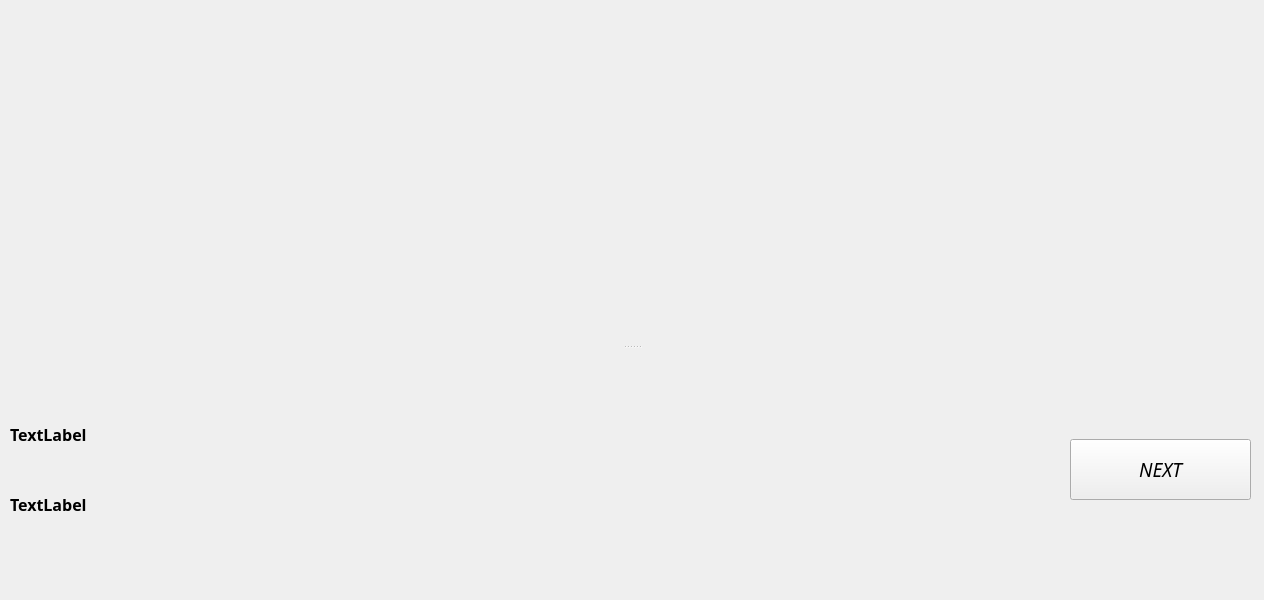
The window that warCPP/mapwindow.ui (jcambray/ProjetWarCPP) describes before a commit, drawn with Qt 5.
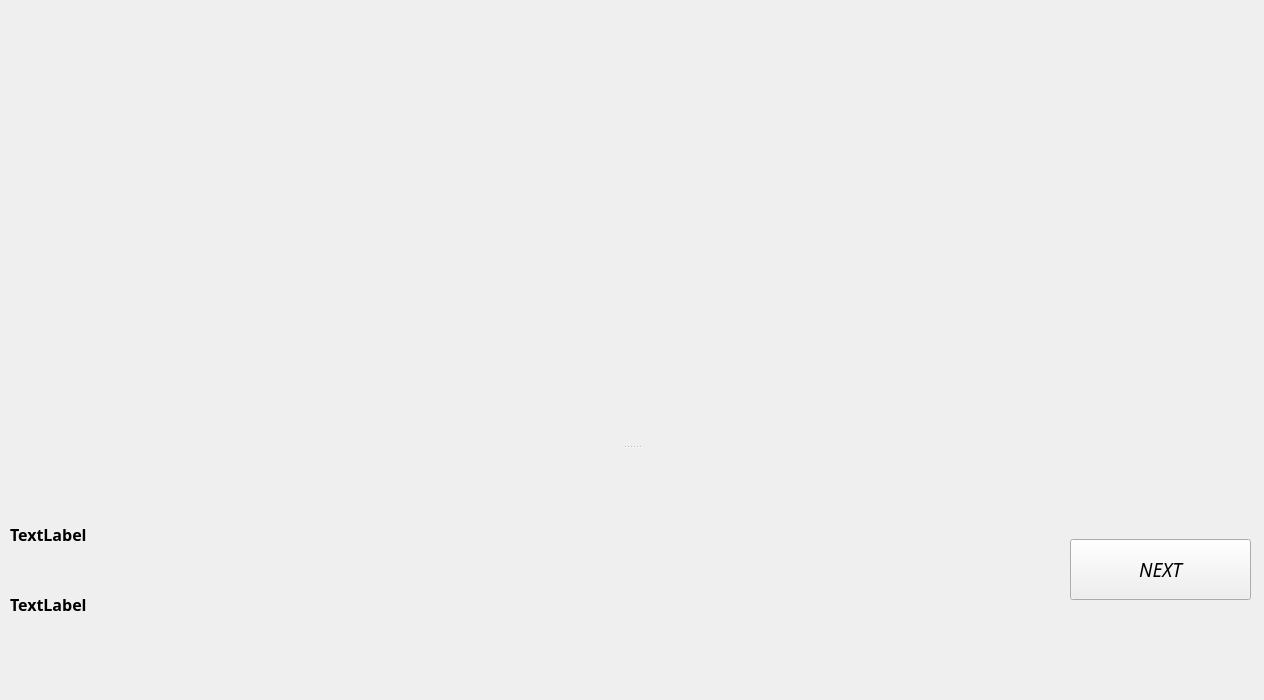
The same window after the commit. Icons and pictures are not drawn.

The edit to the form file:
```diff
--- a/warCPP/mapwindow.ui
+++ b/warCPP/mapwindow.ui
@@ -10,13 +10,13 @@
     <x>0</x>
     <y>0</y>
     <width>1264</width>
-    <height>600</height>
+    <height>700</height>
    </rect>
   </property>
   <property name="minimumSize">
    <size>
     <width>1136</width>
-    <height>0</height>
+    <height>700</height>
    </size>
   </property>
   <property name="windowTitle">
```
